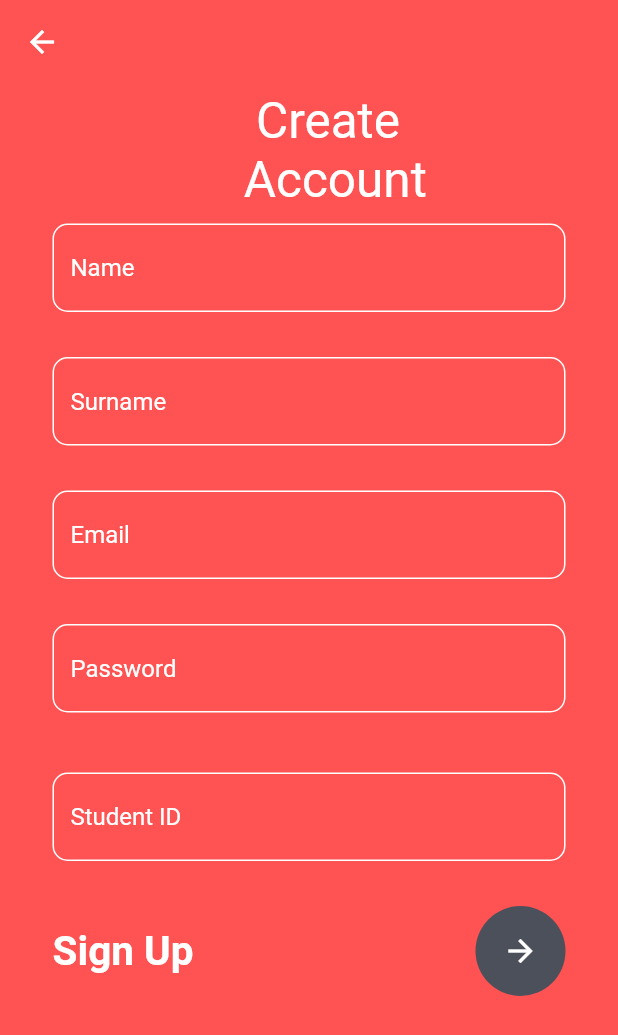
After one commit to yakuplacin/Library_System_Management, a Flutter app: the StudentRegister screen opened directly, after a tap on the "arrow forward" icon, on a phone screen of 412 x 824 dp. The commit adds this screen. Shown: the top 1035 px of the screen. Run offline on Flutter 3.47's test engine with Material 2 defaults, Android fonts, the phone set to English and light mode, and no system bars; network calls fail.

Commit message:
register, reserve book, updating data

```diff
--- a/lib/addbook_page.dart
+++ b/lib/addbook_page.dart
@@ -1,6 +1,8 @@
 import 'package:flutter/material.dart';
 import 'dart:convert';
 import 'package:http/http.dart' as http;
+
+import 'admin_main_page.dart';
 
 class AddBookPage extends StatefulWidget {
   const AddBookPage({Key? key}) : super(key: key);
@@ -34,6 +36,20 @@ class _AddBookPageState extends State<AddBookPage> {
   Widget build(BuildContext context) {
     return SafeArea(
       child: Scaffold(
+        appBar: AppBar(
+          title: Text('Add A Book'),
+          leading: IconButton(
+            icon: Icon(Icons.arrow_back_ios),
+            onPressed: () {
+              Navigator.pushAndRemoveUntil(
+                  context,
+                  MaterialPageRoute(
+                    builder: (context) => AdminMainPage(),
+                  ),
+                      (route) => false);
+            },
+          ),
+        ),
         resizeToAvoidBottomInset: false,
         body: Column(
           children: [
--- a/lib/change_status.dart
+++ b/lib/change_status.dart
@@ -38,6 +38,20 @@ class _ChangeStatusState extends State<ChangeStatus> {
   @override
   Widget build(BuildContext context) {
     return Scaffold(
+      appBar: AppBar(
+        title: Text('Change A Book\'s Status'),
+        leading: IconButton(
+          icon: Icon(Icons.arrow_back_ios),
+          onPressed: () {
+            Navigator.pushAndRemoveUntil(
+                context,
+                MaterialPageRoute(
+                  builder: (context) => AdminMainPage(),
+                ),
+                (route) => false);
+          },
+        ),
+      ),
       body: ListView.builder(
           itemCount: books.length,
           itemBuilder: (BuildContext context, int index) {
--- a/lib/login_page_admin.dart
+++ b/lib/login_page_admin.dart
@@ -40,10 +40,11 @@ class _LoginPageAdminState extends State<LoginPageAdmin> {
   @override
   Widget build(BuildContext context) {
     return Scaffold(
-      resizeToAvoidBottomInset: false,
+     // resizeToAvoidBottomInset: false,
       backgroundColor: Colors.grey[300],
       body: SafeArea(
         child: Center(
+          child: SingleChildScrollView(
             child: Column(
               mainAxisAlignment: MainAxisAlignment.center,
               children: [
@@ -176,6 +177,7 @@ class _LoginPageAdminState extends State<LoginPageAdmin> {
             ),
           ),
         ),
+      ),
     );
   }
 }
--- a/lib/login_page_student.dart
+++ b/lib/login_page_student.dart
@@ -3,8 +3,8 @@ import 'dart:convert';
 import 'package:http/http.dart' as http;
 import 'package:flutter/material.dart';
 import 'package:library_system/login_page_admin.dart';
-import 'package:library_system/student_book.dart';
 import 'package:library_system/student_main_page.dart';
+import 'package:library_system/student_register.dart';
 
 class LoginPageStudent extends StatefulWidget {
   const LoginPageStudent({Key? key}) : super(key: key);
@@ -26,7 +26,6 @@ class _LoginPageStudentState extends State<LoginPageStudent> {
       "password": password.text,
     });
 
-
     var dataset = json.decode(response.body);
 
     if (dataset[0]['level'] == 'admin') {
@@ -43,10 +42,11 @@ class _LoginPageStudentState extends State<LoginPageStudent> {
   @override
   Widget build(BuildContext context) {
     return Scaffold(
-      resizeToAvoidBottomInset: false,
+     // resizeToAvoidBottomInset: false,
       backgroundColor: Colors.grey[300],
       body: SafeArea(
         child: Center(
+          child: SingleChildScrollView(
             child: Column(
               mainAxisAlignment: MainAxisAlignment.center,
               children: [
@@ -116,7 +116,7 @@ class _LoginPageStudentState extends State<LoginPageStudent> {
                 Padding(
                   padding: const EdgeInsets.symmetric(horizontal: 25.0),
                   child: Container(
-                  padding: const EdgeInsets.all(20),
+                    padding: const EdgeInsets.all(1),
                     decoration: BoxDecoration(
                       color: Colors.deepPurple,
                       borderRadius: BorderRadius.circular(12),
@@ -125,14 +125,15 @@ class _LoginPageStudentState extends State<LoginPageStudent> {
                       child: TextButton(
                         onPressed: () {
                           login();
-                        if(datause != null){
+                          if (datause != null) {
                             if (datause[0]['level'] == 'student' ||
                                 datause[0]['level'] == 'Student' ||
                                 datause[0]['level'].toLowerCase() == 'student') {
                               Navigator.push(
                                   context,
                                   MaterialPageRoute(
-                                    builder: (context) => StudentMainPage(datause)));
+                                      builder: (context) =>
+                                          StudentMainPage(datause)));
                             } else {
                               showDialog(
                                 context: context,
@@ -173,12 +174,20 @@ class _LoginPageStudentState extends State<LoginPageStudent> {
                     SizedBox(
                       height: 30,
                     ),
-                  Text(
+                    TextButton(
+                      child: Text(
                         ' You can register!',
                         style: TextStyle(
                             color: Colors.deepPurple,
                             fontWeight: FontWeight.bold,
                             fontSize: 18),
+                      ),
+                      onPressed: () {
+                        Navigator.push(
+                            context,
+                            MaterialPageRoute(
+                                builder: (context) => StudentRegister()));
+                      },
                     ),
                   ],
                 ),
@@ -215,6 +224,7 @@ class _LoginPageStudentState extends State<LoginPageStudent> {
             ),
           ),
         ),
+      ),
     );
   }
 }
--- a/lib/reservebook_page.dart
+++ b/lib/reservebook_page.dart
@@ -35,9 +35,10 @@ class _ReserveBookPageState extends State<ReserveBookPage> {
       DateFormat('yyyy-MM-dd').format(DateTime.now()).toString();
 
   Future reserveBook() async {
-    // print(widget.datause[0]['student_id']);
-    final response = await http
-        .post(Uri.parse("http://10.0.2.2/login/reservebook.php"), body: {
+     print(widget.datause[0]['id']);
+     print(widget.book_id);
+     print(formattedDate);
+    final response = await http.post(Uri.parse("http://10.0.2.2/login/reservebook.php"), body: {
       "book_id": widget.book_id,
       "student_id": widget.datause[0]['id'],
       "date": formattedDate,
@@ -101,7 +102,7 @@ class _ReserveBookPageState extends State<ReserveBookPage> {
                           if (widget.book_status == 'exist') {
                             reserveBook();
                             setState(() {
-                              //   widget.book_status = "reserve";
+                                 widget.book_status = "reserve";
                             });
 //                          Navigator.pop(context);
                           } else {
--- a/lib/student_book.dart
+++ b/lib/student_book.dart
@@ -13,6 +13,7 @@ class StudentBook extends StatefulWidget {
 
 class _StudentBookState extends State<StudentBook> {
   void initState() {
+    setState(() {});
     // print('Init is started here');
     generateBookList();
   }
@@ -24,10 +25,10 @@ class _StudentBookState extends State<StudentBook> {
     // Give your sever URL of get_employees_details.php file
     var url = Uri.parse('http://10.0.2.2/login/book.php');
     final response =
-    await http.get(Uri.parse('http://10.0.2.2/login/book.php'));
+        await http.get(Uri.parse('http://10.0.2.2/login/book.php'));
     var list = json.decode(response.body);
     List<Book> book =
-    await list.map<Book>((json) => Book.fromJson(json)).toList();
+        await list.map<Book>((json) => Book.fromJson(json)).toList();
     print(book);
     setState(() {
       books = book;
--- /dev/null
+++ b/lib/student_register.dart
@@ -0,0 +1,247 @@
+import 'dart:convert';
+import 'package:http/http.dart' as http;
+import 'package:flutter/cupertino.dart';
+import 'package:flutter/material.dart';
+import 'package:library_system/login_page_student.dart';
+
+class StudentRegister extends StatefulWidget {
+  const StudentRegister({Key? key}) : super(key: key);
+
+  @override
+  _StudentRegisterState createState() => _StudentRegisterState();
+}
+
+class _StudentRegisterState extends State<StudentRegister> {
+  Future addStudent() async {
+    print(myControllerStudentID.text);
+    print(myControllerPassword.text);
+    print(myControllerEmail.text);
+    print(myControllerName.text);
+    print(myControllerSurname.text);
+    final response = await http
+        .post(Uri.parse("http://10.0.2.2/login/studentregister.php"), body: {
+      "student_id": myControllerStudentID.text,
+      "student_name": myControllerName.text,
+      "student_surname": myControllerSurname.text,
+      "email": myControllerEmail.text,
+      "password": myControllerPassword.text,
+    });
+    //var dataBook = json.decode(response.body);
+  }
+
+  final myControllerName = TextEditingController();
+  final myControllerEmail = TextEditingController();
+  final myControllerSurname = TextEditingController();
+  final myControllerStudentID = TextEditingController();
+  final myControllerPassword = TextEditingController();
+
+  @override
+  Widget build(BuildContext context) {
+    return Scaffold(
+      backgroundColor: Colors.redAccent,
+      appBar: AppBar(
+        backgroundColor: Colors.transparent,
+        elevation: 0,
+      ),
+      body: SingleChildScrollView(
+        child: Column(
+          children: [
+            Container(
+              padding: const EdgeInsets.only(left: 35, top: 5),
+              child: const Text(
+                ' Create\nAccount',
+                style: TextStyle(color: Colors.white, fontSize: 33),
+              ),
+            ),
+            Container(
+              padding: EdgeInsets.only(top: 10),
+              child: Column(
+                crossAxisAlignment: CrossAxisAlignment.start,
+                children: [
+                  Container(
+                    margin: const EdgeInsets.only(left: 35, right: 35),
+                    child: Column(
+                      children: [
+                        TextField(
+                          controller: myControllerName,
+                          style: const TextStyle(color: Colors.white),
+                          decoration: InputDecoration(
+                              enabledBorder: OutlineInputBorder(
+                                borderRadius: BorderRadius.circular(10),
+                                borderSide: const BorderSide(
+                                  color: Colors.white,
+                                ),
+                              ),
+                              focusedBorder: OutlineInputBorder(
+                                borderRadius: BorderRadius.circular(10),
+                                borderSide: const BorderSide(
+                                  color: Colors.black,
+                                ),
+                              ),
+                              hintText: "Name",
+                              hintStyle: const TextStyle(color: Colors.white),
+                              border: OutlineInputBorder(
+                                borderRadius: BorderRadius.circular(10),
+                              )),
+                        ),
+                        const SizedBox(
+                          height: 30,
+                        ),
+                        TextField(
+                          controller: myControllerSurname,
+                          style: const TextStyle(color: Colors.white),
+                          decoration: InputDecoration(
+                              enabledBorder: OutlineInputBorder(
+                                borderRadius: BorderRadius.circular(10),
+                                borderSide: const BorderSide(
+                                  color: Colors.white,
+                                ),
+                              ),
+                              focusedBorder: OutlineInputBorder(
+                                borderRadius: BorderRadius.circular(10),
+                                borderSide: const BorderSide(
+                                  color: Colors.black,
+                                ),
+                              ),
+                              hintText: "Surname",
+                              hintStyle: const TextStyle(color: Colors.white),
+                              border: OutlineInputBorder(
+                                borderRadius: BorderRadius.circular(10),
+                              )),
+                        ),
+                        const SizedBox(
+                          height: 30,
+                        ),
+                        TextField(
+                          keyboardType: TextInputType.emailAddress,
+                          controller: myControllerEmail,
+                          style: const TextStyle(color: Colors.white),
+                          decoration: InputDecoration(
+                              enabledBorder: OutlineInputBorder(
+                                borderRadius: BorderRadius.circular(10),
+                                borderSide: const BorderSide(
+                                  color: Colors.white,
+                                ),
+                              ),
+                              focusedBorder: OutlineInputBorder(
+                                borderRadius: BorderRadius.circular(10),
+                                borderSide: const BorderSide(
+                                  color: Colors.black,
+                                ),
+                              ),
+                              hintText: "Email",
+                              hintStyle: const TextStyle(color: Colors.white),
+                              border: OutlineInputBorder(
+                                borderRadius: BorderRadius.circular(10),
+                              )),
+                        ),
+                        const SizedBox(
+                          height: 30,
+                        ),
+                        TextField(
+                          controller: myControllerPassword,
+                          style: const TextStyle(color: Colors.white),
+                          obscureText: true,
+                          decoration: InputDecoration(
+                              enabledBorder: OutlineInputBorder(
+                                borderRadius: BorderRadius.circular(10),
+                                borderSide: const BorderSide(
+                                  color: Colors.white,
+                                ),
+                              ),
+                              focusedBorder: OutlineInputBorder(
+                                borderRadius: BorderRadius.circular(10),
+                                borderSide: const BorderSide(
+                                  color: Colors.black,
+                                ),
+                              ),
+                              hintText: "Password",
+                              hintStyle: const TextStyle(color: Colors.white),
+                              border: OutlineInputBorder(
+                                borderRadius: BorderRadius.circular(10),
+                              )),
+                        ),
+                        const SizedBox(
+                          height: 40,
+                        ),
+                        TextField(
+                          controller: myControllerStudentID,
+                          style: const TextStyle(color: Colors.white),
+                          decoration: InputDecoration(
+                              enabledBorder: OutlineInputBorder(
+                                borderRadius: BorderRadius.circular(10),
+                                borderSide: const BorderSide(
+                                  color: Colors.white,
+                                ),
+                              ),
+                              focusedBorder: OutlineInputBorder(
+                                borderRadius: BorderRadius.circular(10),
+                                borderSide: const BorderSide(
+                                  color: Colors.black,
+                                ),
+                              ),
+                              hintText: "Student ID",
+                              hintStyle: const TextStyle(color: Colors.white),
+                              border: OutlineInputBorder(
+                                borderRadius: BorderRadius.circular(10),
+                              )),
+                        ),
+                        const SizedBox(
+                          height: 30,
+                        ),
+                        Row(
+                          mainAxisAlignment: MainAxisAlignment.spaceBetween,
+                          children: [
+                            const Text(
+                              'Sign Up',
+                              style: TextStyle(
+                                  color: Colors.white,
+                                  fontSize: 27,
+                                  fontWeight: FontWeight.w700),
+                            ),
+                            CircleAvatar(
+                              radius: 30,
+                              backgroundColor: const Color(0xff4c505b),
+                              child: IconButton(
+                                  color: Colors.white,
+                                  onPressed: () async {
+                                    await addStudent();
+                                    Navigator.pushAndRemoveUntil(
+                                        context,
+                                        MaterialPageRoute(
+                                            builder: (context) =>
+                                                LoginPageStudent()),
+                                        (route) => false);
+                                    showDialog(
+                                      context: context,
+                                      builder: (context) {
+                                        return AlertDialog(
+                                          content: Text(
+                                            'You have registered to system!\n\nYou can now log in!!',
+                                            textAlign: TextAlign.center,
+                                          ),
+                                        );
+                                      },
+                                    );
+                                  },
+                                  icon: const Icon(
+                                    Icons.arrow_forward,
+                                  )),
+                            )
+                          ],
+                        ),
+                        const SizedBox(
+                          height: 40,
+                        ),
+                      ],
+                    ),
+                  )
+                ],
+              ),
+            ),
+          ],
+        ),
+      ),
+    );
+  }
+}
--- a/lib/updatebook_page.dart
+++ b/lib/updatebook_page.dart
@@ -1,6 +1,8 @@
 import 'package:flutter/material.dart';
 import 'dart:convert';
 import 'package:http/http.dart' as http;
+
+import 'admin_main_page.dart';
 
 class UpdateBookPage extends StatefulWidget {
   const UpdateBookPage({Key? key}) : super(key: key);
@@ -36,6 +38,20 @@ class _UpdateBookPageState extends State<UpdateBookPage> {
   Widget build(BuildContext context) {
     return SafeArea(
       child: Scaffold(
+        appBar: AppBar(
+          title: Text('Update A Book'),
+          leading: IconButton(
+            icon: Icon(Icons.arrow_back_ios),
+            onPressed: () {
+              Navigator.pushAndRemoveUntil(
+                  context,
+                  MaterialPageRoute(
+                    builder: (context) => AdminMainPage(),
+                  ),
+                      (route) => false);
+            },
+          ),
+        ),
         resizeToAvoidBottomInset: false,
         body: Column(
           children: [
```
Lines whose indentation alone changed are shown as unchanged.
